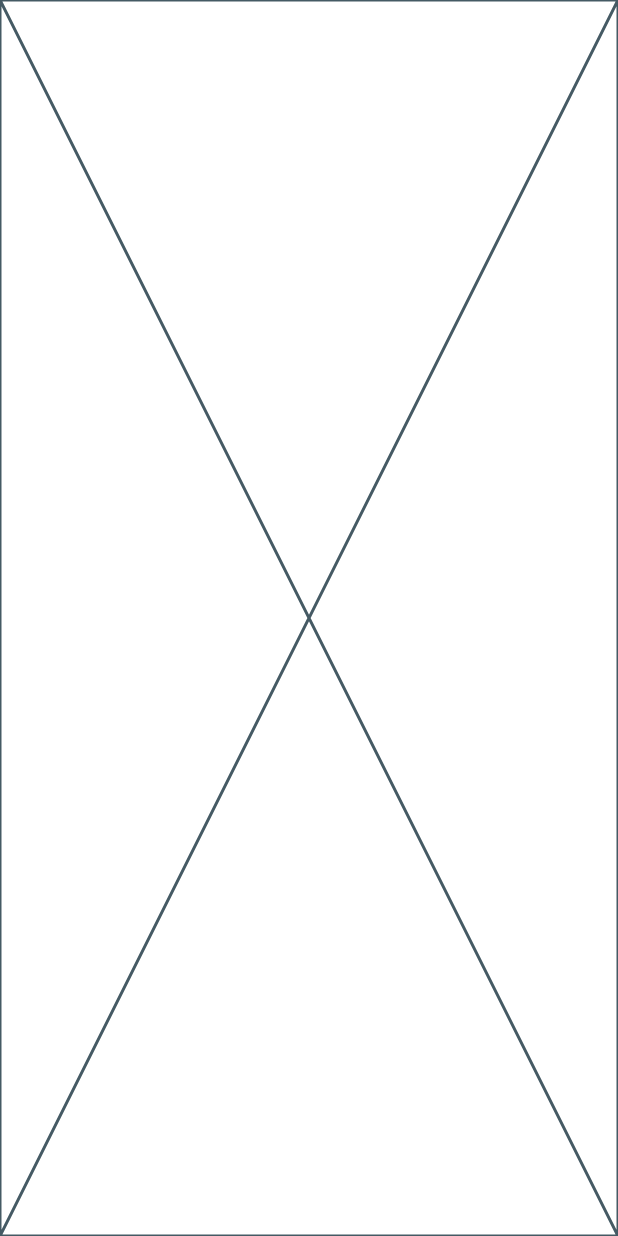
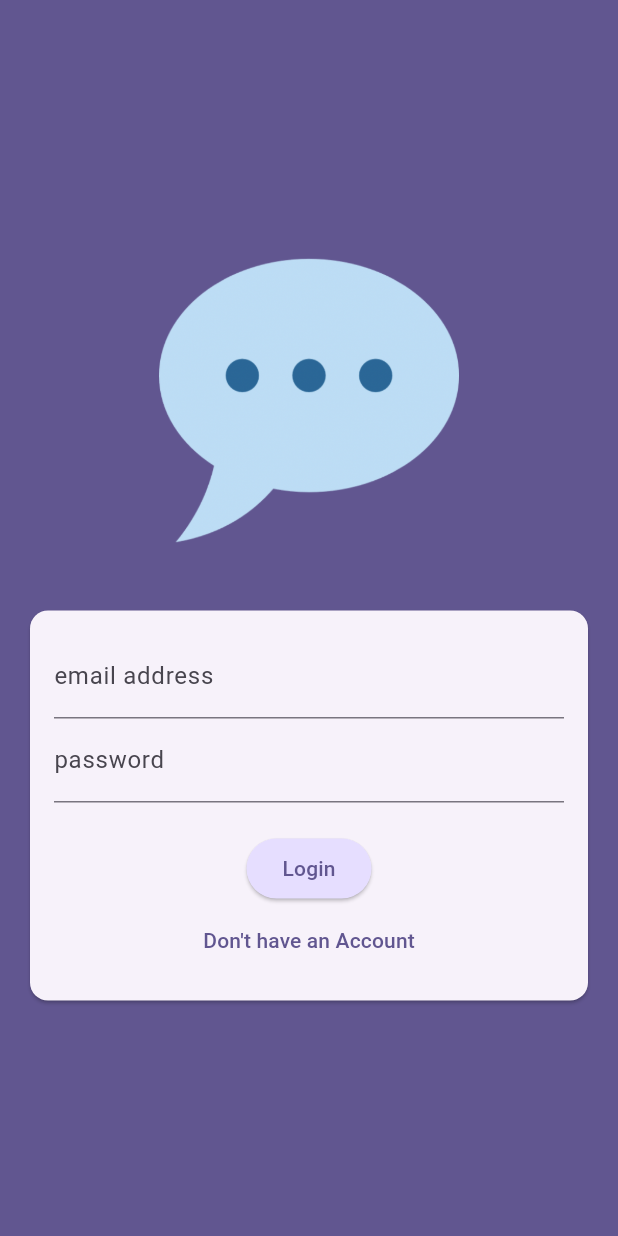
Before and after one commit to mahmoud-alwakeel/chat, a Flutter app: the screen it shows after launch, on a phone screen of 412 x 824 dp. Run offline on Flutter 3.47's test engine with Material 3 defaults, Android fonts, the phone set to English and light mode, and no system bars.

Commit message:
auth screen ui

```diff
--- a/lib/main.dart
+++ b/lib/main.dart
@@ -1,4 +1,4 @@
-import 'package:chat_app/screens/login_screen.dart';
+import 'package:chat_app/screens/auth_screen.dart';
 import 'package:flutter/material.dart';
 
 void main() {
@@ -17,7 +17,7 @@ class MyApp extends StatelessWidget {
           seedColor: const Color.fromARGB(255, 63, 17, 177),
         ),
       ),
-      home: LoginScreen(),
+      home: const AuthScreen(),
     );
   }
 }
--- /dev/null
+++ b/lib/screens/auth_screen.dart
@@ -0,0 +1,88 @@
+import 'package:flutter/material.dart';
+
+class AuthScreen extends StatefulWidget {
+  const AuthScreen({super.key});
+
+  @override
+  State<AuthScreen> createState() => _AuthScreenState();
+}
+
+class _AuthScreenState extends State<AuthScreen> {
+  bool _isLogin = true;
+  @override
+  Widget build(BuildContext context) {
+    return Scaffold(
+      backgroundColor: Theme.of(context).colorScheme.primary,
+      body: Center(
+        child: SingleChildScrollView(
+          child: Column(
+            children: [
+              Container(
+                margin: const EdgeInsets.only(
+                  top: 30,
+                  bottom: 20,
+                  left: 20,
+                  right: 20,
+                ),
+                width: 200,
+                height: 200,
+                child: Image.asset('assets/images/chat.png'),
+              ),
+              Card(
+                margin: const EdgeInsets.all(20),
+                child: Padding(
+                  padding: const EdgeInsets.all(16.0),
+                  child: Form(
+                    child: Column(
+                      children: [
+                        TextFormField(
+                          decoration: const InputDecoration(
+                            labelText: 'email address',
+                          ),
+                          keyboardType: TextInputType.emailAddress,
+                          textCapitalization: TextCapitalization.none,
+                          autocorrect: false,
+                        ),
+                        TextFormField(
+                          decoration: const InputDecoration(
+                            labelText: 'password',
+                          ),
+                          obscureText: true,
+                        ),
+                        const SizedBox(
+                          height: 20,
+                        ),
+                        ElevatedButton(
+                          onPressed: () {},
+                          style: ElevatedButton.styleFrom(
+                              backgroundColor: Theme.of(context)
+                                  .colorScheme
+                                  .primaryContainer),
+                          child: Text(
+                            _isLogin ? 'Login' : 'Sign up',
+                          ),
+                        ),
+                        TextButton(
+                          onPressed: () {
+                            setState(() {
+                              _isLogin = !_isLogin;
+                            });
+                          },
+                          child: Text(
+                            _isLogin
+                                ? 'Don\'t have an Account'
+                                : 'Already have an account',
+                          ),
+                        ),
+                      ],
+                    ),
+                  ),
+                ),
+              ),
+            ],
+          ),
+        ),
+      ),
+    );
+  }
+}
--- a/lib/screens/login_screen.dart
+++ /dev/null
@@ -1,10 +0,0 @@
-import 'package:flutter/material.dart';
-
-class LoginScreen extends StatelessWidget {
-  const LoginScreen({super.key});
-
-  @override
-  Widget build(BuildContext context) {
-    return const Placeholder();
-  }
-}
--- a/pubspec.yaml
+++ b/pubspec.yaml
@@ -59,8 +59,8 @@ flutter:
   uses-material-design: true
 
   # To add assets to your application, add an assets section, like this:
-  # assets:
-  #   - images/a_dot_burr.jpeg
+  assets:
+    - assets/images/chat.png
   #   - images/a_dot_ham.jpeg
 
   # An image asset can refer to one or more resolution-specific "variants", see
```
Also changed, not shown: assets/images/chat.png (added).
